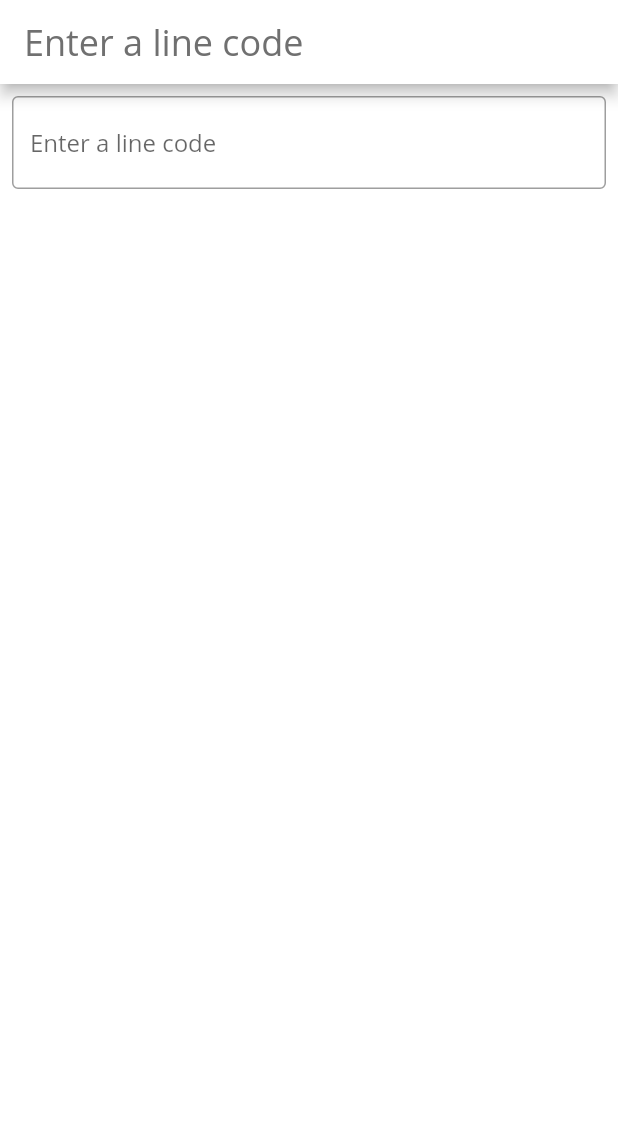
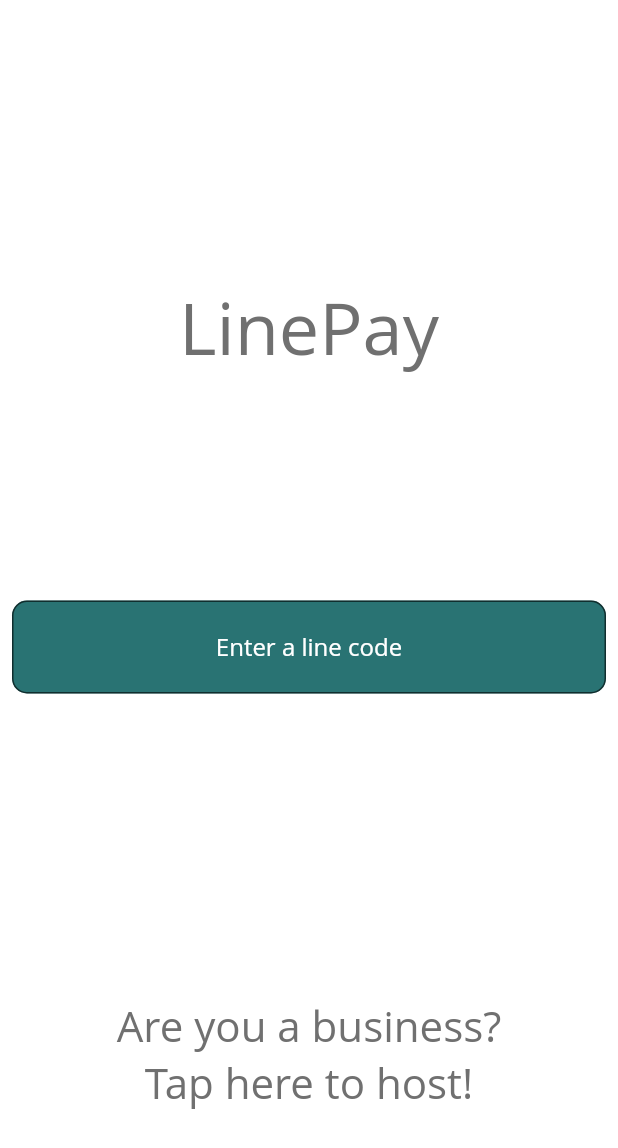
Before and after one commit to somehobo/LinePay, a Flutter app: the screen it shows after launch, on a phone screen of 412 x 824 dp. Shown: the top 1148 px of the screen. Run offline on Flutter 3.47's test engine with Material 2 defaults, Android fonts, the phone set to English and light mode, and no system bars; our stand-ins replace camera, firebase_auth, firebase_core, shared_preferences, tuple; accounts and stored records are empty; Roboto replaces fonts that are missing (Open Sans).

Commit message:
business side frontend

```diff
--- a/lib/main.dart
+++ b/lib/main.dart
@@ -4,22 +4,20 @@ import 'dart:io';
 import 'package:flutter/foundation.dart';
 import 'package:flutter/material.dart';
 import 'package:flutter/services.dart';
-import 'package:linepay/InQueue.dart';
-import 'package:linepay/LinePayColors.dart';
+import 'package:linepay/user/InQueue.dart';
+import 'package:linepay/preferences/LinePayColors.dart';
 import 'package:linepay/authentication/login.dart';
 import 'package:firebase_core/firebase_core.dart';
 import 'package:linepay/authentication/firebase_options.dart';
 import 'ApiCalling/Api.dart';
-import 'LinePayTheme.dart';
-
+import 'preferences/LinePayTheme.dart';
 
 Future<void> main() async {
   WidgetsFlutterBinding.ensureInitialized();
-
   await Firebase.initializeApp(
     options: DefaultFirebaseOptions.currentPlatform,
   );
-  runApp(MyApp());
+  runApp(const MyApp());
 }
 
 class MyApp extends StatelessWidget {
@@ -31,15 +29,13 @@ class MyApp extends StatelessWidget {
     return MaterialApp(
       title: 'LinePay',
       theme: CustomTheme.lightTheme,
-      home: NumericKeyboardPage(title: "Enter a line code"),
+      home: const NumericKeyboardPage(),
     );
   }
 }
 
 class NumericKeyboardPage extends StatefulWidget {
-  NumericKeyboardPage({Key? key, required this.title}) : super(key: key);
-
-  final String title;
+  const NumericKeyboardPage({Key? key}) : super(key: key);
 
   @override
   _NumericKeyboardState createState() => _NumericKeyboardState();
@@ -51,32 +47,49 @@ class _NumericKeyboardState extends State<NumericKeyboardPage> {
   @override
   Widget build(BuildContext context) {
     return Scaffold(
-      appBar: AppBar(
-        backgroundColor: backGround,
-        title: Text(widget.title,
-          style: TextStyle(
-            fontFamily: 'Open Sans',
-            fontSize: 24,
-            color: text_color,
-          ),),
-      ),
         body: Container(
       alignment: Alignment.center,
-        padding: EdgeInsets.all(8.0),
-        child: (_futureJoinLineResponse == null) ? buildColumn() : buildFutureBuilder(),
-
-      )
-    );
+      padding: const EdgeInsets.all(8.0),
+      child: (_futureJoinLineResponse == null)
+          ? buildColumn()
+          : buildFutureBuilder(),
+    ));
   }
 
   Column buildColumn() {
     return Column(
+        mainAxisAlignment: MainAxisAlignment.center,
+        crossAxisAlignment: CrossAxisAlignment.center,
         children: <Widget>[
-      TextField(
-        decoration: const InputDecoration(
-          border: OutlineInputBorder(),
+          Flexible(
+            flex: 5,
+            child: Column(
+              mainAxisAlignment: MainAxisAlignment.center,
+              crossAxisAlignment: CrossAxisAlignment.center,
+              children: [
+                const Flexible(
+                  flex: 3,
+                  child: Text(
+                    'LinePay',
+                    style: TextStyle(fontSize: 48, color: text_color),
+                  ),
+                ),
+                const SizedBox(height: 150),
+                // const Spacer(),
+                Flexible(
+                  flex: 2,
+                  child: TextField(
+                    textAlign: TextAlign.center,
+                    decoration: InputDecoration(
+                      border: OutlineInputBorder(
+                        borderRadius: BorderRadius.circular(10),
+                      ),
                       hintText: 'Enter a line code',
+                      hintStyle: const TextStyle(color: Colors.white),
+                      fillColor: Theme.of(context).primaryColor,
+                      filled: true,
                     ),
+                    style: const TextStyle(color: Colors.white),
                     onSubmitted: (value) {
                       print('onSubmitted');
                       setState(() {
@@ -84,8 +97,46 @@ class _NumericKeyboardState extends State<NumericKeyboardPage> {
                       });
                     },
                   ),
-      ]
-    );
+                ),
+              ],
+            ),
+          ),
+          Flexible(
+            flex: 1,
+            child: Align(
+                alignment: Alignment.bottomCenter,
+                child: Container(
+                  padding: const EdgeInsets.all(10),
+                  child: InkWell(
+                      child: Column(
+                        mainAxisAlignment: MainAxisAlignment.center,
+                        crossAxisAlignment: CrossAxisAlignment.center,
+                        children: const [
+                          Text('Are you a business?',
+                              style:
+                                  TextStyle(fontSize: 28, color: text_color)),
+                          Text('Tap here to host!',
+                              style: TextStyle(fontSize: 28, color: text_color))
+                        ],
+                      ),
+                      onTap: () => Navigator.push(
+                          context,
+                          MaterialPageRoute(
+                              builder: (context) => const LoginPage()))),
+                )
+                // TextButton(
+                //     onPressed: () => Navigator.push(
+                //         context,
+                //         MaterialPageRoute(
+                //             builder: (context) => const LoginPage())),
+                //     child: const Text(
+                //       'Are you a business?\n  Tap here to host!',
+                //       style: TextStyle(fontSize: 28, color: text_color),
+                //     )),
+                ),
+          ),
+          const SizedBox(height: 50)
+        ]);
   }
 
   FutureBuilder<JoinLineResponse> buildFutureBuilder() {
@@ -93,35 +144,20 @@ class _NumericKeyboardState extends State<NumericKeyboardPage> {
       future: _futureJoinLineResponse,
       builder: (context, snapshot) {
         if (snapshot.hasData) {
-          WidgetsBinding.instance.addPostFrameCallback((_){
+          WidgetsBinding.instance?.addPostFrameCallback((_) {
             Navigator.pushReplacement(
                 context,
                 MaterialPageRoute(
                     //todo: replace with real home page
-                    builder: (context) => InQueuePage(lineID: snapshot.data!.lineID, userID: snapshot.data!.userID,)));
+                    builder: (context) => InQueuePage(
+                          lineID: snapshot.data!.lineID,
+                          userID: snapshot.data!.userID,
+                        )));
           });
         } else if (snapshot.hasError) {
-          return Column(
-              children: <Widget>[
-                TextField(
-                  decoration: const InputDecoration(
-                    border: OutlineInputBorder(),
-                    hintText: 'Enter a line code',
-                  ),
-                  onSubmitted: (value) {
-                    print('onSubmitted');
-                    setState(() {
-                      _futureJoinLineResponse = joinLine(value, "1");
-                    });
-                  },
-                ),
-                Text('${snapshot.error}')
-              ]
-          );
+          return buildColumn();
         }
-        return Center(
-            child:CircularProgressIndicator()
-        );
+        return const Center(child: CircularProgressIndicator());
       },
     );
   }
--- a/lib/LinePayTheme.dart
+++ b/lib/preferences/LinePayTheme.dart
@@ -1,5 +1,5 @@
 import 'package:flutter/material.dart';
-import 'package:linepay/LinePayColors.dart';
+import 'package:linepay/preferences/LinePayColors.dart';
 
 
 class CustomTheme {
--- a/lib/offers.dart
+++ b/lib/user/Offers.dart
@@ -1,7 +1,7 @@
 import 'dart:async';
 import 'package:flutter/material.dart';
 import 'package:linepay/ApiCalling/Api.dart';
-import 'package:linepay/LinePayColors.dart';
+import 'package:linepay/preferences/LinePayColors.dart';
 
 // OFFERS PAGE CLASS
 class OffersPage extends StatefulWidget {
@@ -32,6 +32,7 @@ class _OffersPageState extends State<OffersPage> {
   Widget build(BuildContext context) {
     return Scaffold(
         appBar: AppBar(
+          leading: const BackButton(color: text_color),
           backgroundColor: backGround,
           title: const Text(
             'Offers Page',
@@ -60,6 +61,7 @@ class _OffersPageState extends State<OffersPage> {
                 ),
                 textAlign: TextAlign.center,
               )),
+              const SizedBox(height: 20),
               StreamBuilder(
                 stream: _lineData,
                 builder: (BuildContext context, AsyncSnapshot snapshot) {
```
Also changed, not shown: lib/ApiCalling/Api.dart (+17 -32 lines), lib/authentication/login.dart (+20 -15 lines), lib/authentication/signup.dart (+14 -2 lines), lib/business/Host.dart (added, +195 -0 lines), lib/business/LineDetails.dart (added, +126 -0 lines), lib/user/InQueue.dart (renamed from lib/InQueue.dart, +77 -51 lines), lib/preferences/LinePayColors.dart (renamed from lib/LinePayColors.dart), lib/user/PayPage.dart (renamed from lib/PayPage.dart). Lines whose indentation alone changed are shown as unchanged.
